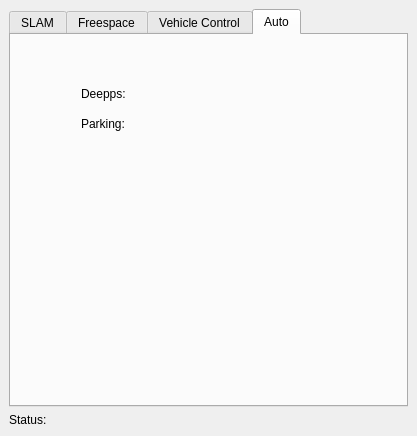
Qt form src/rqt_state_machine/state_machine_controller.ui (JingruiYu/rqt_state_machine) before a commit.
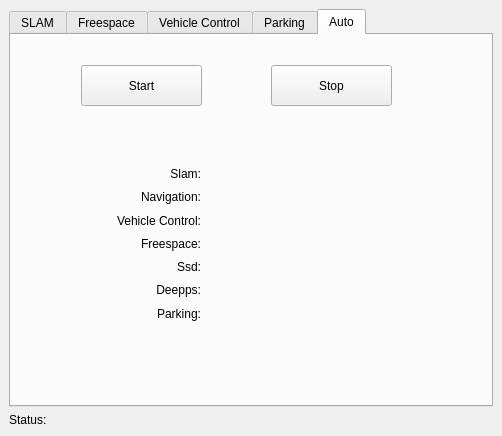
The same form after that commit.

Diff of the .ui file:
```diff
--- a/src/rqt_state_machine/state_machine_controller.ui
+++ b/src/rqt_state_machine/state_machine_controller.ui
@@ -9,7 +9,7 @@
    <rect>
     <x>0</x>
     <y>0</y>
-    <width>417</width>
+    <width>502</width>
     <height>436</height>
    </rect>
   </property>
@@ -241,62 +241,249 @@
            <string>Disable Control</string>
           </property>
          </widget>
+         <widget class="QPushButton" name="eStopVehicleControl">
+          <property name="geometry">
+           <rect>
+            <x>140</x>
+            <y>180</y>
+            <width>131</width>
+            <height>41</height>
+           </rect>
+          </property>
+          <property name="text">
+           <string>E-Stop</string>
+          </property>
+         </widget>
+        </widget>
+        <widget class="QWidget" name="tabParking">
+         <attribute name="title">
+          <string>Parking</string>
+         </attribute>
+         <widget class="QPushButton" name="enableVehicleControl_2">
+          <property name="geometry">
+           <rect>
+            <x>130</x>
+            <y>40</y>
+            <width>131</width>
+            <height>41</height>
+           </rect>
+          </property>
+          <property name="text">
+           <string>Enable Deepps</string>
+          </property>
+         </widget>
+         <widget class="QPushButton" name="enableVehicleControl_3">
+          <property name="geometry">
+           <rect>
+            <x>130</x>
+            <y>90</y>
+            <width>131</width>
+            <height>41</height>
+           </rect>
+          </property>
+          <property name="text">
+           <string>Disable Deepps</string>
+          </property>
+         </widget>
+         <widget class="QPushButton" name="enableVehicleControl_4">
+          <property name="geometry">
+           <rect>
+            <x>130</x>
+            <y>170</y>
+            <width>131</width>
+            <height>41</height>
+           </rect>
+          </property>
+          <property name="text">
+           <string>Enable Parking</string>
+          </property>
+         </widget>
+         <widget class="QPushButton" name="enableVehicleControl_5">
+          <property name="geometry">
+           <rect>
+            <x>130</x>
+            <y>220</y>
+            <width>131</width>
+            <height>41</height>
+           </rect>
+          </property>
+          <property name="text">
+           <string>Disable Parking</string>
+          </property>
+         </widget>
         </widget>
         <widget class="QWidget" name="tabAuto">
          <attribute name="title">
           <string>Auto</string>
          </attribute>
-         <widget class="QLabel" name="labelParking">
+         <widget class="QPushButton" name="startAuto">
           <property name="geometry">
            <rect>
             <x>70</x>
-            <y>80</y>
-            <width>67</width>
-            <height>17</height>
+            <y>30</y>
+            <width>121</width>
+            <height>41</height>
            </rect>
           </property>
           <property name="text">
-           <string>Parking:</string>
+           <string>Start</string>
           </property>
          </widget>
-         <widget class="QLabel" name="statusParking">
+         <widget class="QPushButton" name="stopAuto">
           <property name="geometry">
            <rect>
-            <x>140</x>
-            <y>80</y>
-            <width>181</width>
-            <height>17</height>
+            <x>260</x>
+            <y>30</y>
+            <width>121</width>
+            <height>41</height>
            </rect>
           </property>
           <property name="text">
-           <string/>
+           <string>Stop</string>
           </property>
          </widget>
-         <widget class="QLabel" name="statusDeepps">
+         <widget class="QWidget" name="">
           <property name="geometry">
            <rect>
-            <x>140</x>
-            <y>50</y>
-            <width>181</width>
-            <height>17</height>
+            <x>80</x>
+            <y>130</y>
+            <width>110</width>
+            <height>157</height>
            </rect>
           </property>
-          <property name="text">
-           <string/>
-          </property>
+          <layout class="QVBoxLayout" name="labelAuto">
+           <item>
+            <widget class="QLabel" name="labelSlam">
+             <property name="text">
+              <string>Slam:</string>
+             </property>
+             <property name="alignment">
+              <set>Qt::AlignRight|Qt::AlignTrailing|Qt::AlignVCenter</set>
+             </property>
+            </widget>
+           </item>
+           <item>
+            <widget class="QLabel" name="labelNavi">
+             <property name="text">
+              <string>Navigation:</string>
+             </property>
+             <property name="alignment">
+              <set>Qt::AlignRight|Qt::AlignTrailing|Qt::AlignVCenter</set>
+             </property>
+            </widget>
+           </item>
+           <item>
+            <widget class="QLabel" name="labelCtrl">
+             <property name="text">
+              <string>Vehicle Control:</string>
+             </property>
+             <property name="alignment">
+              <set>Qt::AlignRight|Qt::AlignTrailing|Qt::AlignVCenter</set>
+             </property>
+            </widget>
+           </item>
+           <item>
+            <widget class="QLabel" name="labelFreespace">
+             <property name="text">
+              <string>Freespace:</string>
+             </property>
+             <property name="alignment">
+              <set>Qt::AlignRight|Qt::AlignTrailing|Qt::AlignVCenter</set>
+             </property>
+            </widget>
+           </item>
+           <item>
+            <widget class="QLabel" name="labelSsd">
+             <property name="text">
+              <string>Ssd:</string>
+             </property>
+             <property name="alignment">
+              <set>Qt::AlignRight|Qt::AlignTrailing|Qt::AlignVCenter</set>
+             </property>
+            </widget>
+           </item>
+           <item>
+            <widget class="QLabel" name="labelDeepps">
+             <property name="text">
+              <string>Deepps:</string>
+             </property>
+             <property name="alignment">
+              <set>Qt::AlignRight|Qt::AlignTrailing|Qt::AlignVCenter</set>
+             </property>
+            </widget>
+           </item>
+           <item>
+            <widget class="QLabel" name="labelParking">
+             <property name="text">
+              <string>Parking:</string>
+             </property>
+             <property name="alignment">
+              <set>Qt::AlignRight|Qt::AlignTrailing|Qt::AlignVCenter</set>
+             </property>
+            </widget>
+           </item>
+          </layout>
          </widget>
-         <widget class="QLabel" name="labelDeepps">
+         <widget class="QWidget" name="">
           <property name="geometry">
            <rect>
-            <x>70</x>
-            <y>50</y>
-            <width>67</width>
-            <height>17</height>
+            <x>210</x>
+            <y>130</y>
+            <width>181</width>
+            <height>157</height>
            </rect>
           </property>
-          <property name="text">
-           <string>Deepps:</string>
-          </property>
+          <layout class="QVBoxLayout" name="statusAuto">
+           <item>
+            <widget class="QLabel" name="statusSlam">
+             <property name="text">
+              <string/>
+             </property>
+            </widget>
+           </item>
+           <item>
+            <widget class="QLabel" name="statusNavi">
+             <property name="text">
+              <string/>
+             </property>
+            </widget>
+           </item>
+           <item>
+            <widget class="QLabel" name="statusCtrl">
+             <property name="text">
+              <string/>
+             </property>
+            </widget>
+           </item>
+           <item>
+            <widget class="QLabel" name="statusFreespace">
+             <property name="text">
+              <string/>
+             </property>
+            </widget>
+           </item>
+           <item>
+            <widget class="QLabel" name="statusSsd">
+             <property name="text">
+              <string/>
+             </property>
+            </widget>
+           </item>
+           <item>
+            <widget class="QLabel" name="statusDeepps">
+             <property name="text">
+              <string/>
+             </property>
+            </widget>
+           </item>
+           <item>
+            <widget class="QLabel" name="statusParking">
+             <property name="text">
+              <string/>
+             </property>
+            </widget>
+           </item>
+          </layout>
          </widget>
         </widget>
        </widget>
```
Left out of the diff: 2 changed lines with no effect on the pictures.
